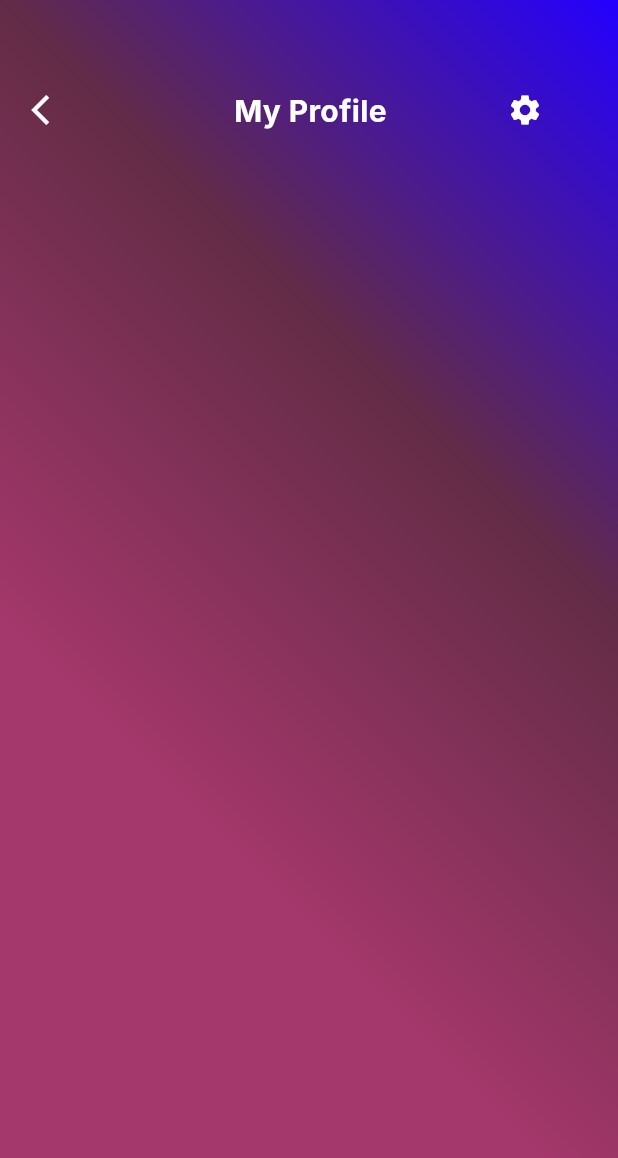
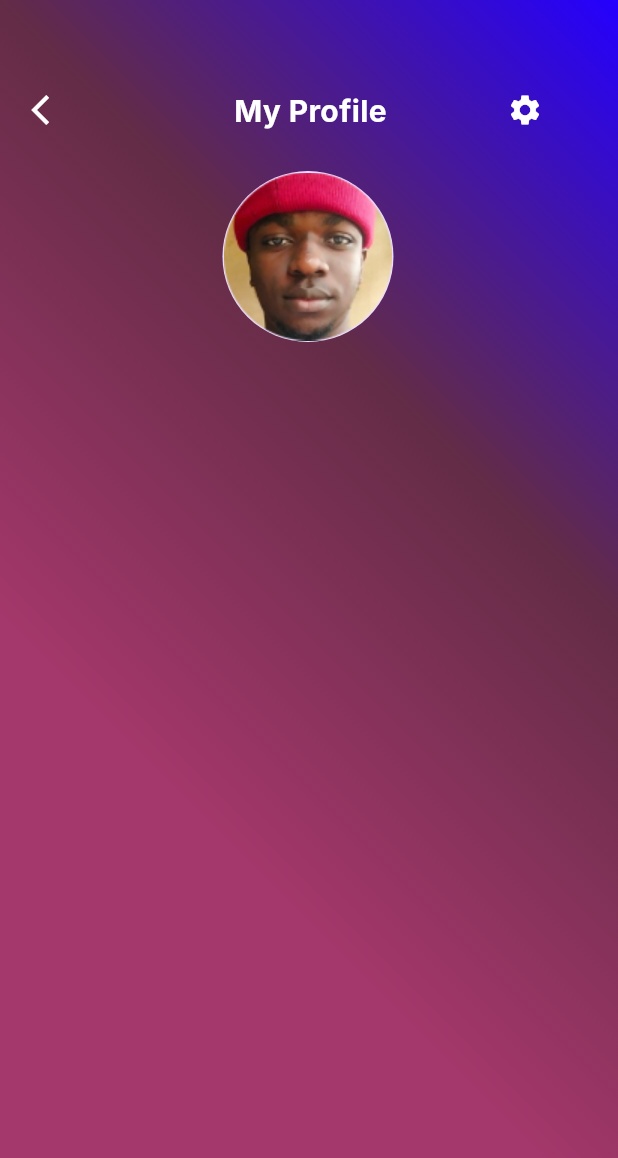
Before and after one commit to codeZe-us/Musika, a Flutter app: the screen it shows after launch, on a phone screen of 412 x 824 dp. Shown: the top 1158 px of the screen. Run offline on Flutter 3.47's test engine with Material 2 defaults, Android fonts, the phone set to English and light mode, and no system bars; Roboto replaces fonts that are missing (Inter).

Commit message:
new file:   musika/assets/images/good2.png 	modified:   musika/lib/src/constant/managers/asset_manager.dart 	modified:   musika/lib/src/presentation/screens/profile/profile.dart

```diff
--- a/musika/lib/src/constant/managers/asset_manager.dart
+++ b/musika/lib/src/constant/managers/asset_manager.dart
@@ -1,4 +1,5 @@
 class AssetManager {
   AssetManager._();
   static const good = "assets/images/good.png";
+  static const good2 = "assets/images/good2.png";
 }
--- a/musika/lib/src/presentation/screens/profile/profile.dart
+++ b/musika/lib/src/presentation/screens/profile/profile.dart
@@ -1,5 +1,6 @@
 import 'package:flutter/material.dart';
 import 'package:musika/src/constant/extensions/barrel_extensions.dart';
+import 'package:musika/src/constant/managers/asset_manager.dart';
 
 import '../../../constant/managers/color_manager.dart';
 
@@ -23,6 +24,7 @@ class _ProfileState extends State<Profile> {
           ], end: Alignment.topRight),
         ),
         child: Column(
+          crossAxisAlignment: CrossAxisAlignment.start,
           children: [
             const SizedBox(height: 59),
             Row(
@@ -47,6 +49,16 @@ class _ProfileState extends State<Profile> {
                   color: Colors.white,
                 )
               ],
+            ),
+            const SizedBox(height: 26),
+            Padding(
+              padding: EdgeInsets.only(left: 135.width()),
+              child: CircleAvatar(
+                radius: 57,
+                child: Image.asset(
+                  AssetManager.good2,
+                ),
+              ),
             )
           ],
         ),
```
Also changed, not shown: musika/assets/images/good2.png (added).
